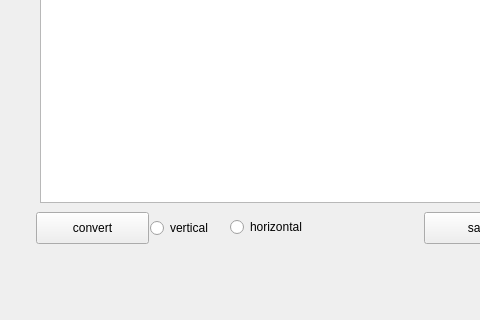
The window that main_gui.ui (faytor/open_lcd_assistant) describes before a commit, drawn with Qt 5; both pictures show x 0 to 480 and y 398 to 718 of the 579 by 718 pixel window.
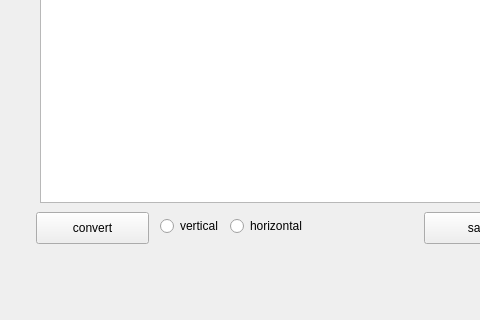
The same window after the commit.

```diff
--- a/main_gui.ui
+++ b/main_gui.ui
@@ -86,8 +86,8 @@
    <widget class="QRadioButton" name="radioButton">
     <property name="geometry">
      <rect>
-      <x>150</x>
-      <y>616</y>
+      <x>160</x>
+      <y>614</y>
       <width>100</width>
       <height>20</height>
      </rect>
@@ -100,7 +100,7 @@
     <property name="geometry">
      <rect>
       <x>230</x>
-      <y>615</y>
+      <y>614</y>
       <width>100</width>
       <height>20</height>
      </rect>
```
Left out of the diff: 4 changed lines with no effect on the pictures.
